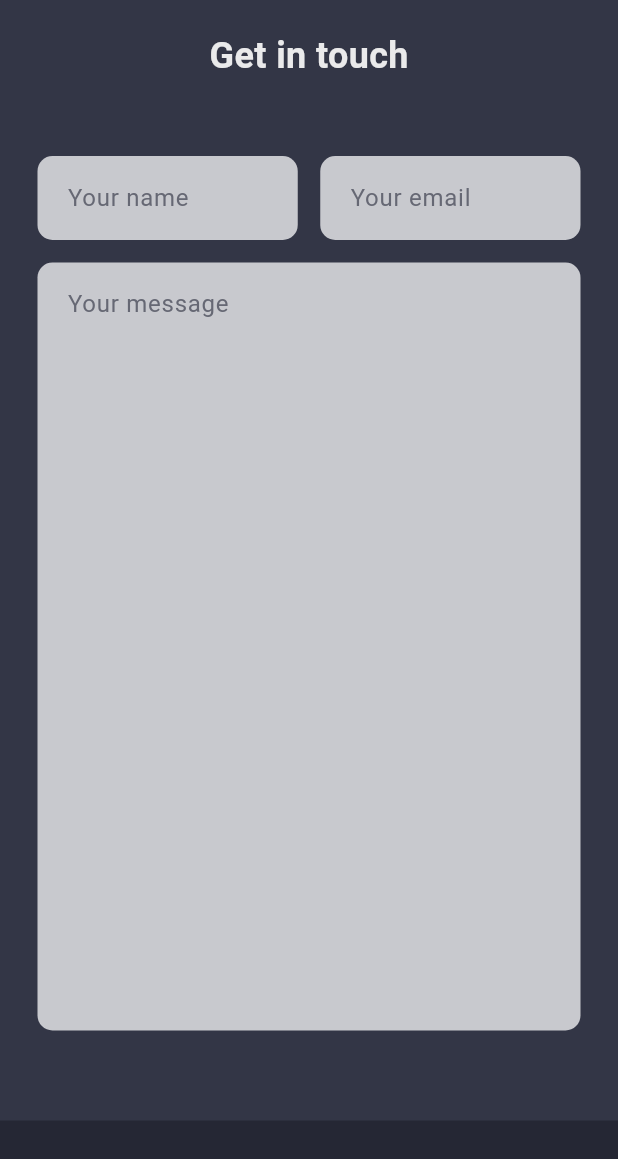
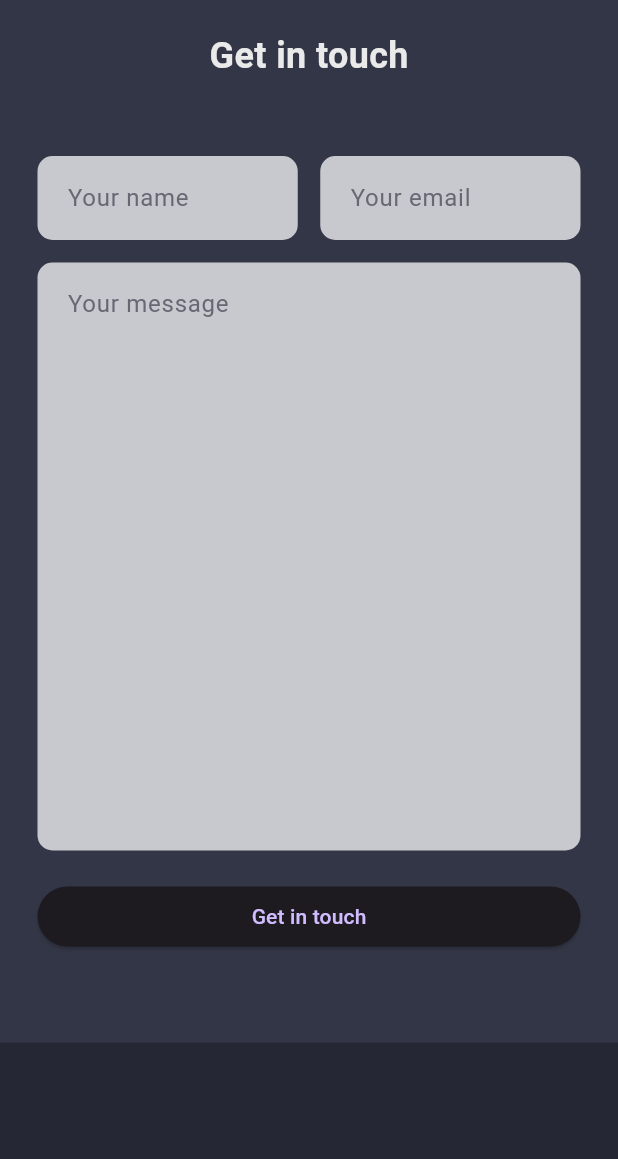
Before and after one commit to Piyushbhatt7/my_portfolio, a Flutter app: the screen it shows after launch, on a phone screen of 412 x 824 dp. Shown: the top 1159 px of the screen. Run offline on Flutter 3.47's test engine with Material 3 defaults, Android fonts, the phone set to English and light mode, and no system bars; missing offline and left inert: dart:js.

Commit message:
home screen

```diff
--- a/lib/pages/home_page.dart
+++ b/lib/pages/home_page.dart
@@ -116,12 +116,14 @@ class _HomePageState extends State<HomePage> {
                     const SizedBox(height: 50.0,),
                     Row(
                       children: [
+                        // name
                         Flexible(
                           child: CustomTextField(
                             hintText: "Your name",
                           ),
                         ),
                         const SizedBox(width: 15.0,),
+                        // email
                         Flexible(
                           child: CustomTextField(
                             hintText: "Your email",
@@ -131,14 +133,25 @@ class _HomePageState extends State<HomePage> {
                     ),
 
                     const SizedBox(height: 15.0,),
-
+                    // message
                     CustomTextField(
                       hintText: "Your message",
-                      maxLine: 20,
+                      maxLine: 15,
+                    ),
+                    const SizedBox(height: 20.0,),
+
+                    // send button
+                    SizedBox(
+                      width: double.maxFinite,
+                      child: ElevatedButton(onPressed: (){},
+                          child: Text("Get in touch")
+                      ),
                     ),
                   ],
                 ),
               ),
+
+
 
               // FOOTER
               Container(
```
